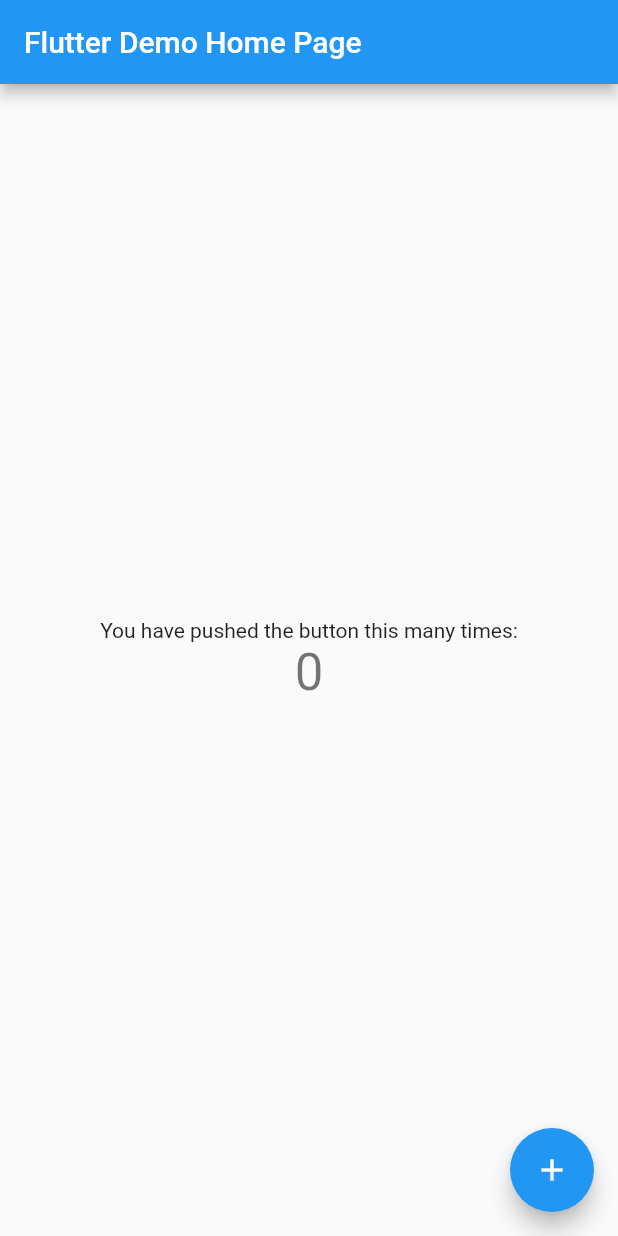
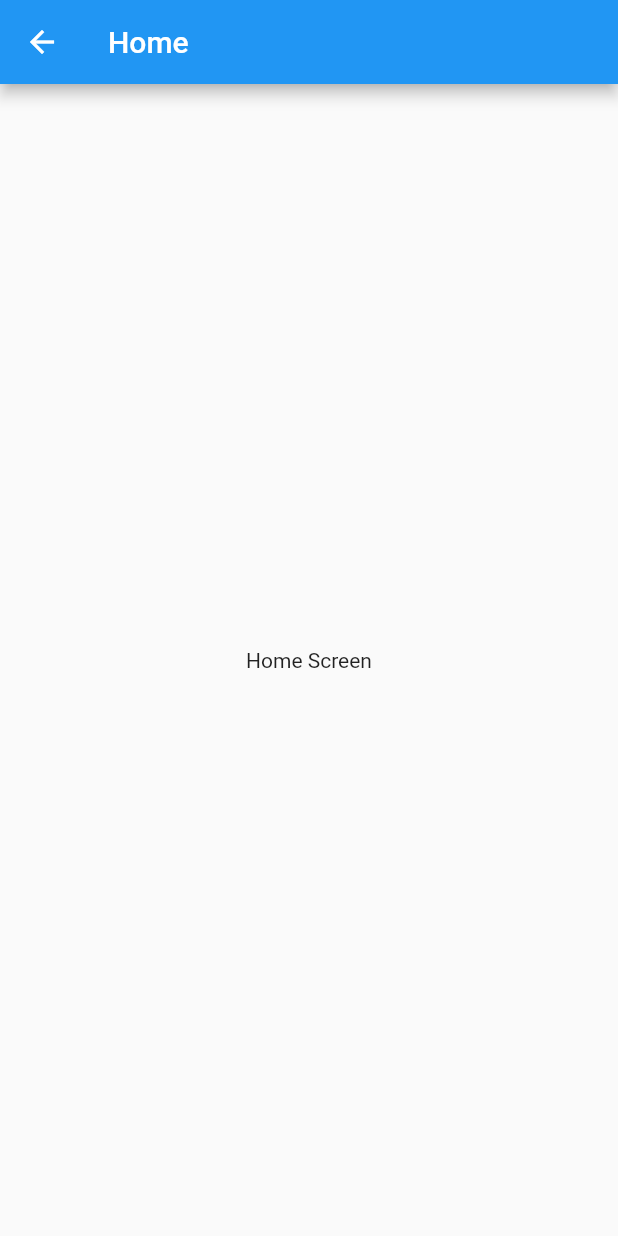
Before and after one commit to josepaulodelacruz/covac_info, a Flutter app: the screen it shows after launch, on a phone screen of 412 x 824 dp. Run offline on Flutter 3.47's test engine with Material 2 defaults, Android fonts, the phone set to English and light mode, and no system bars.

Commit message:
feat: route setup

```diff
--- a/lib/main.dart
+++ b/lib/main.dart
@@ -1,3 +1,4 @@
+import 'package:covac_information/utils/routes/router.dart' as OnRouter;
 import 'package:flutter/material.dart';
 
 void main() {
@@ -5,113 +6,12 @@ void main() {
 }
 
 class MyApp extends StatelessWidget {
-  // This widget is the root of your application.
   @override
   Widget build(BuildContext context) {
     return MaterialApp(
-      title: 'Flutter Demo',
-      theme: ThemeData(
-        // This is the theme of your application.
-        //
-        // Try running your application with "flutter run". You'll see the
-        // application has a blue toolbar. Then, without quitting the app, try
-        // changing the primarySwatch below to Colors.green and then invoke
-        // "hot reload" (press "r" in the console where you ran "flutter run",
-        // or simply save your changes to "hot reload" in a Flutter IDE).
-        // Notice that the counter didn't reset back to zero; the application
-        // is not restarted.
-        primarySwatch: Colors.blue,
-        // This makes the visual density adapt to the platform that you run
-        // the app on. For desktop platforms, the controls will be smaller and
-        // closer together (more dense) than on mobile platforms.
-        visualDensity: VisualDensity.adaptivePlatformDensity,
-      ),
-      home: MyHomePage(title: 'Flutter Demo Home Page'),
+      title: 'Covid Vaccine',
+      initialRoute: '/home',
+      onGenerateRoute: OnRouter.Router.generateRoute,
     );
   }
 }
-
-class MyHomePage extends StatefulWidget {
-  MyHomePage({Key key, this.title}) : super(key: key);
-
-  // This widget is the home page of your application. It is stateful, meaning
-  // that it has a State object (defined below) that contains fields that affect
-  // how it looks.
-
-  // This class is the configuration for the state. It holds the values (in this
-  // case the title) provided by the parent (in this case the App widget) and
-  // used by the build method of the State. Fields in a Widget subclass are
-  // always marked "final".
-
-  final String title;
-
-  @override
-  _MyHomePageState createState() => _MyHomePageState();
-}
-
-class _MyHomePageState extends State<MyHomePage> {
-  int _counter = 0;
-
-  void _incrementCounter() {
-    setState(() {
-      // This call to setState tells the Flutter framework that something has
-      // changed in this State, which causes it to rerun the build method below
-      // so that the display can reflect the updated values. If we changed
-      // _counter without calling setState(), then the build method would not be
-      // called again, and so nothing would appear to happen.
-      _counter++;
-    });
-  }
-
-  @override
-  Widget build(BuildContext context) {
-    // This method is rerun every time setState is called, for instance as done
-    // by the _incrementCounter method above.
-    //
-    // The Flutter framework has been optimized to make rerunning build methods
-    // fast, so that you can just rebuild anything that needs updating rather
-    // than having to individually change instances of widgets.
-    return Scaffold(
-      appBar: AppBar(
-        // Here we take the value from the MyHomePage object that was created by
-        // the App.build method, and use it to set our appbar title.
-        title: Text(widget.title),
-      ),
-      body: Center(
-        // Center is a layout widget. It takes a single child and positions it
-        // in the middle of the parent.
-        child: Column(
-          // Column is also a layout widget. It takes a list of children and
-          // arranges them vertically. By default, it sizes itself to fit its
-          // children horizontally, and tries to be as tall as its parent.
-          //
-          // Invoke "debug painting" (press "p" in the console, choose the
-          // "Toggle Debug Paint" action from the Flutter Inspector in Android
-          // Studio, or the "Toggle Debug Paint" command in Visual Studio Code)
-          // to see the wireframe for each widget.
-          //
-          // Column has various properties to control how it sizes itself and
-          // how it positions its children. Here we use mainAxisAlignment to
-          // center the children vertically; the main axis here is the vertical
-          // axis because Columns are vertical (the cross axis would be
-          // horizontal).
-          mainAxisAlignment: MainAxisAlignment.center,
-          children: <Widget>[
-            Text(
-              'You have pushed the button this many times:',
-            ),
-            Text(
-              '$_counter',
-              style: Theme.of(context).textTheme.headline4,
-            ),
-          ],
-        ),
-      ),
-      floatingActionButton: FloatingActionButton(
-        onPressed: _incrementCounter,
-        tooltip: 'Increment',
-        child: Icon(Icons.add),
-      ), // This trailing comma makes auto-formatting nicer for build methods.
-    );
-  }
-}
--- /dev/null
+++ b/lib/screens/home/home_screen.dart
@@ -0,0 +1,15 @@
+import 'package:flutter/material.dart';
+
+class HomeScreen extends StatelessWidget {
+  @override
+  Widget build(BuildContext context) {
+    return Scaffold(
+      appBar: AppBar(
+        title: Text('Home')
+      ),
+      body: Center(
+        child: Text('Home Screen')
+      ),
+    );
+  }
+}
--- /dev/null
+++ b/lib/utils/routes/router.dart
@@ -0,0 +1,17 @@
+import 'package:covac_information/screens/home/home_screen.dart';
+import 'package:flutter/material.dart';
+
+class Router {
+  static Route<dynamic> generateRoute(RouteSettings settings) {
+    switch(settings.name) {
+      case '/home':
+        return MaterialPageRoute(builder: (_) => HomeScreen());
+      default:
+        return MaterialPageRoute(builder: (_) =>
+          Scaffold(
+            body: Center(child: Text('No Defined Routes'))
+          )
+        );
+    }
+  }
+}
```
